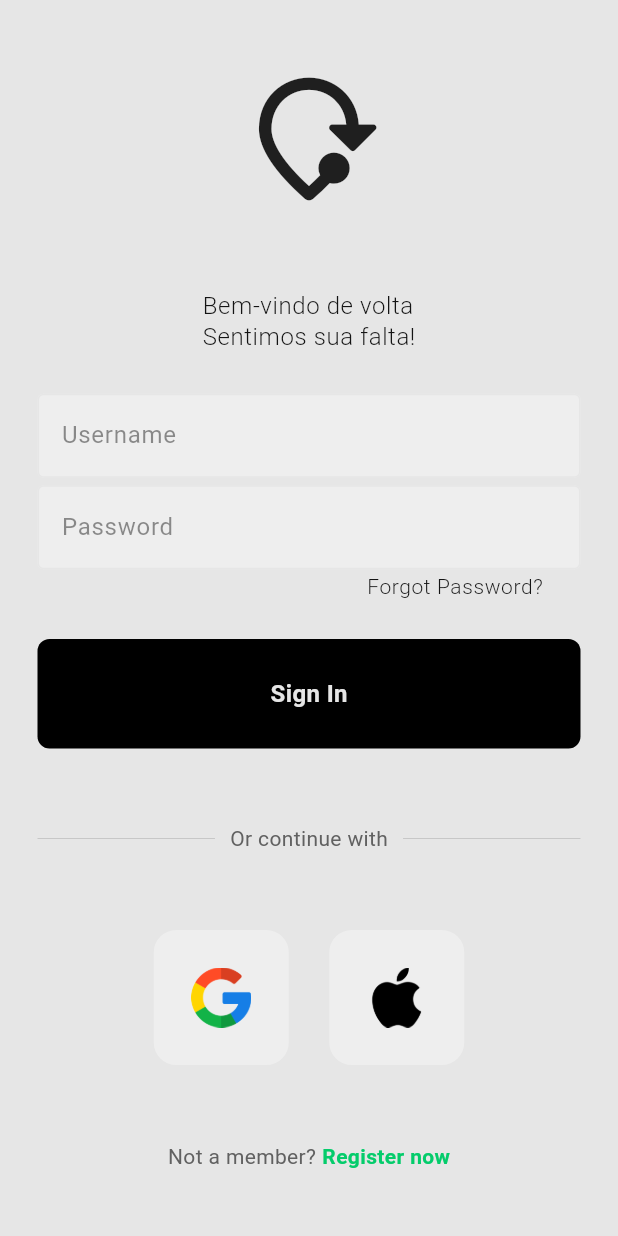
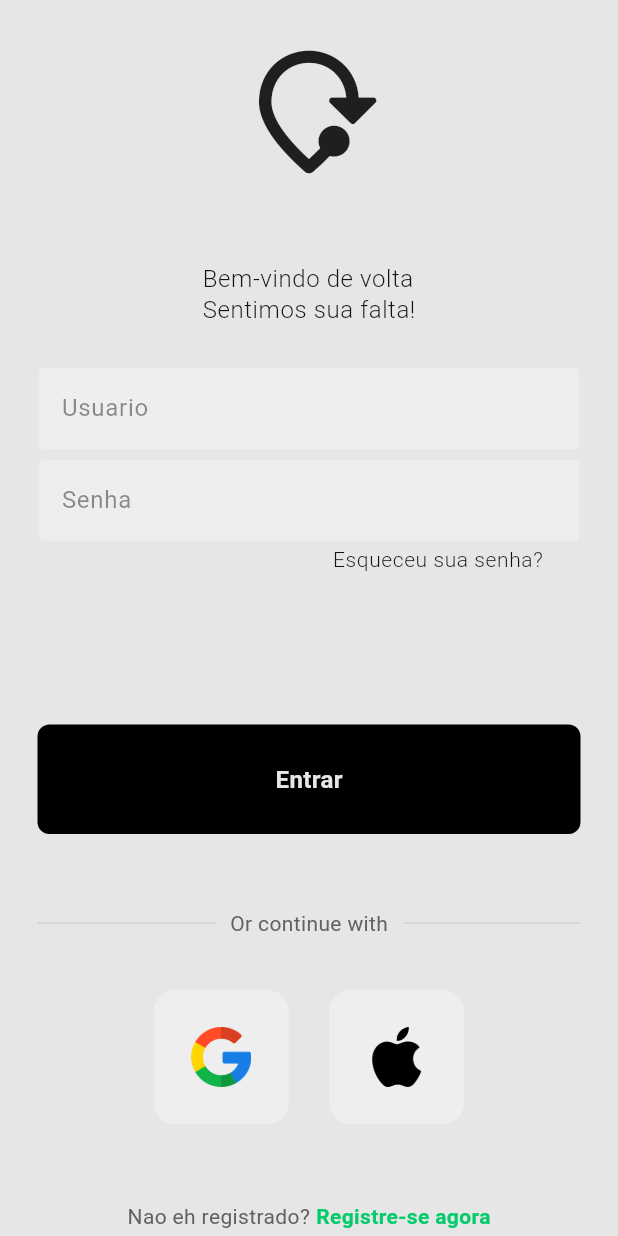
Before and after one commit to voidrt/viagens, a Flutter app: the screen it shows after launch, on a phone screen of 412 x 824 dp. Run offline on Flutter 3.47's test engine with Material 2 defaults, Android fonts, the phone set to English and light mode, and no system bars; Roboto replaces fonts that are missing (Montserrat).

Commit message:
Finished Sign In UI

```diff
--- a/lib/login_page/components/buttons.dart
+++ b/lib/login_page/components/buttons.dart
@@ -1,10 +1,16 @@
 import 'package:flutter/material.dart';
 import 'package:turismo_mobile/theme/light_theme/colors.dart';
+import 'package:turismo_mobile/theme/padding/padding.dart';
 
 class LoginButton extends StatelessWidget {
+  const LoginButton({
+    super.key,
+    required this.onTap,
+    required this.text,
+  });
+
   final Function()? onTap;
-
-  const LoginButton({super.key, required this.onTap});
+  final String text;
 
   @override
   Widget build(BuildContext context) {
@@ -12,15 +18,20 @@ class LoginButton extends StatelessWidget {
       onTap: onTap,
       child: Container(
         padding: const EdgeInsets.all(25),
-        margin: const EdgeInsets.symmetric(horizontal: 25),
+        margin: const EdgeInsets.fromLTRB(
+          Paddings.big,
+          Paddings.bigger,
+          Paddings.big,
+          Paddings.kDefault,
+        ),
         decoration: BoxDecoration(
           color: Colors.black,
           borderRadius: BorderRadius.circular(8),
         ),
-        child: const Center(
+        child: Center(
           child: Text(
-            "Sign In",
-            style: TextStyle(
+            text,
+            style: const TextStyle(
               color: AppColors.background,
               fontWeight: FontWeight.bold,
               fontSize: 16,
--- a/lib/login_page/components/divider_text.dart
+++ b/lib/login_page/components/divider_text.dart
@@ -7,9 +7,11 @@ class DividerText extends StatelessWidget {
   @override
   Widget build(BuildContext context) {
     return Padding(
-      padding: const EdgeInsets.symmetric(
-        horizontal: Paddings.big,
-        vertical: Paddings.bigger,
+      padding: const EdgeInsets.fromLTRB(
+        Paddings.big,
+        Paddings.bigger / 1.5,
+        Paddings.big,
+        Paddings.bigger / 1.5,
       ),
       child: Row(
         children: [
--- a/lib/login_page/components/auth_row.dart
+++ b/lib/login_page/components/sign_row.dart
@@ -1,5 +1,5 @@
 import 'package:flutter/material.dart';
-import 'package:turismo_mobile/login_page/components/acc_auth_tile.dart';
+import 'package:turismo_mobile/login_page/components/acc_sign_tile.dart';
 import 'package:turismo_mobile/theme/padding/padding.dart';
 
 class AuthRow extends StatelessWidget {
--- a/lib/login_page/screens/log_in.dart
+++ b/lib/login_page/screens/login_screen.dart
@@ -1,5 +1,5 @@
 import 'package:flutter/material.dart';
-import 'package:turismo_mobile/login_page/components/auth_row.dart';
+import 'package:turismo_mobile/login_page/components/sign_row.dart';
 import 'package:turismo_mobile/login_page/components/divider_text.dart';
 import 'package:turismo_mobile/login_page/components/icon_header.dart';
 import 'package:turismo_mobile/login_page/components/buttons.dart';
@@ -20,7 +20,7 @@ class LoginPage extends StatelessWidget {
   @override
   Widget build(BuildContext context) {
     return GestureDetector(
-      onTap: () => Utils.unfocusFunction(context),
+      onTap: () => Utils.unfocus(context),
       child: Scaffold(
         backgroundColor: Theme.of(context).colorScheme.background,
         body: SafeArea(
@@ -33,12 +33,12 @@ class LoginPage extends StatelessWidget {
                   const IconHeader(),
                   AppTextField(
                     controller: usernameController,
-                    hintText: 'Username',
+                    hintText: 'Usuario',
                     obscureText: false,
                   ),
                   AppTextField(
                     controller: passwordController,
-                    hintText: 'Password',
+                    hintText: 'Senha',
                     obscureText: true,
                   ),
                   Padding(
@@ -49,7 +49,7 @@ class LoginPage extends StatelessWidget {
                       mainAxisAlignment: MainAxisAlignment.end,
                       children: [
                         Text(
-                          'Forgot Password?',
+                          'Esqueceu sua senha?',
                           style:
                               Theme.of(context).textTheme.bodySmall!.copyWith(
                                     fontSize: FontSize.small,
@@ -58,8 +58,9 @@ class LoginPage extends StatelessWidget {
                       ],
                     ),
                   ),
-                  const SizedBox(height: 25),
+                  const SizedBox(height: Paddings.bigger),
                   LoginButton(
+                    text: 'Entrar',
                     onTap: signUserIn,
                   ),
                   const DividerText(),
@@ -69,12 +70,12 @@ class LoginPage extends StatelessWidget {
                     mainAxisAlignment: MainAxisAlignment.center,
                     children: [
                       Text(
-                        'Not a member?',
+                        'Nao eh registrado?',
                         style: TextStyle(color: Colors.grey[700]),
                       ),
                       const SizedBox(width: 4),
                       const Text(
-                        'Register now',
+                        'Registre-se agora',
                         style: TextStyle(
                           color: AppColors.primary,
                           fontWeight: FontWeight.bold,
--- a/lib/main.dart
+++ b/lib/main.dart
@@ -1,5 +1,5 @@
 import 'package:flutter/material.dart';
-import 'package:turismo_mobile/login_page/screens/log_in.dart';
+import 'package:turismo_mobile/login_page/screens/login_screen.dart';
 import 'package:turismo_mobile/theme/light_theme/app_theme.dart';
 
 void main() {
--- a/lib/utils/utils.dart
+++ b/lib/utils/utils.dart
@@ -1,7 +1,7 @@
 import 'package:flutter/material.dart';
 
 mixin Utils {
-  static unfocusFunction(BuildContext context) {
+  static unfocus(BuildContext context) {
     FocusScopeNode currentFocus = FocusScope.of(context);
     if (!currentFocus.hasPrimaryFocus) {
       currentFocus.unfocus();
```
Also changed, not shown: lib/login_page/components/acc_sign_tile.dart (renamed from lib/login_page/components/acc_auth_tile.dart).
